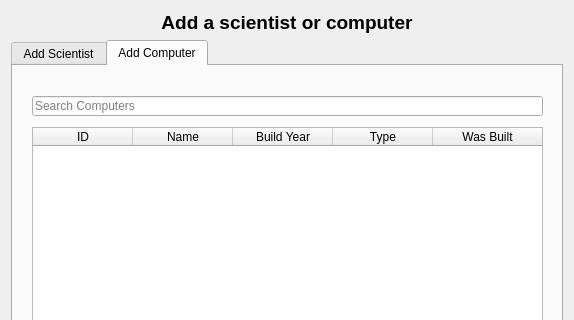
Chiquita40-VLN-H2016/chiquita40, file Skil3/AddWindow.ui: the form before one commit; both pictures show x 0 to 574 and y 0 to 320 of the 574 by 522 pixel window.
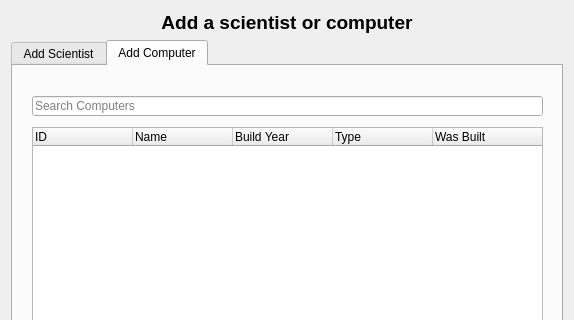
The form after the commit. Icons and pictures are not drawn.

What changed in the file:
```diff
--- a/Skil3/AddWindow.ui
+++ b/Skil3/AddWindow.ui
@@ -505,6 +505,9 @@
        <property name="editTriggers">
         <set>QAbstractItemView::NoEditTriggers</set>
        </property>
+       <property name="showGrid">
+        <bool>false</bool>
+       </property>
        <property name="sortingEnabled">
         <bool>true</bool>
        </property>
@@ -518,26 +521,41 @@
         <property name="text">
          <string>ID</string>
         </property>
+        <property name="textAlignment">
+         <set>AlignJustify|AlignVCenter</set>
+        </property>
        </column>
        <column>
         <property name="text">
          <string>Name</string>
         </property>
+        <property name="textAlignment">
+         <set>AlignJustify|AlignVCenter</set>
+        </property>
        </column>
        <column>
         <property name="text">
          <string>Build Year</string>
         </property>
+        <property name="textAlignment">
+         <set>AlignJustify|AlignVCenter</set>
+        </property>
        </column>
        <column>
         <property name="text">
          <string>Type</string>
         </property>
+        <property name="textAlignment">
+         <set>AlignJustify|AlignVCenter</set>
+        </property>
        </column>
        <column>
         <property name="text">
          <string>Was Built</string>
         </property>
+        <property name="textAlignment">
+         <set>AlignJustify|AlignVCenter</set>
+        </property>
        </column>
       </widget>
       <widget class="QLineEdit" name="input_ComputerLink">
```
Left out of the diff: 21 changed lines with no effect on the pictures.
